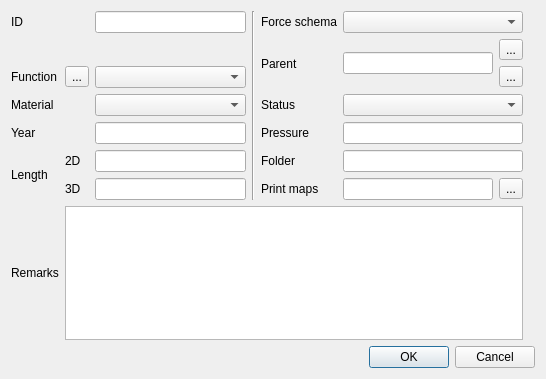
Above: project/ui_forms/pipe.ui from qwat/QWAT before the change. Below: the same form after it.
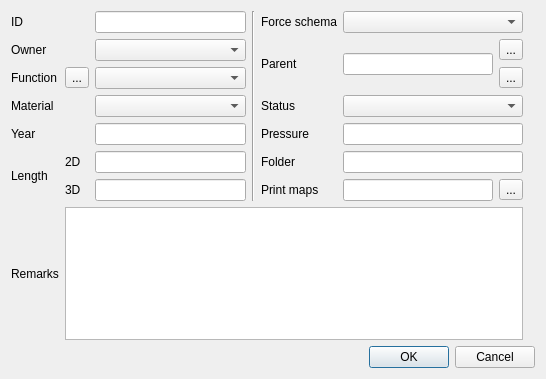
That is the form after the change.

Commit message: UI: added owner to pipe edit form

```diff
--- a/project/ui_forms/pipe.ui
+++ b/project/ui_forms/pipe.ui
@@ -228,6 +228,16 @@
      </property>
     </widget>
    </item>
+   <item row="1" column="2">
+    <widget class="QComboBox" name="id_owner"/>
+   </item>
+   <item row="1" column="0">
+    <widget class="QLabel" name="label_15">
+     <property name="text">
+      <string>Owner</string>
+     </property>
+    </widget>
+   </item>
   </layout>
  </widget>
  <resources/>
```
